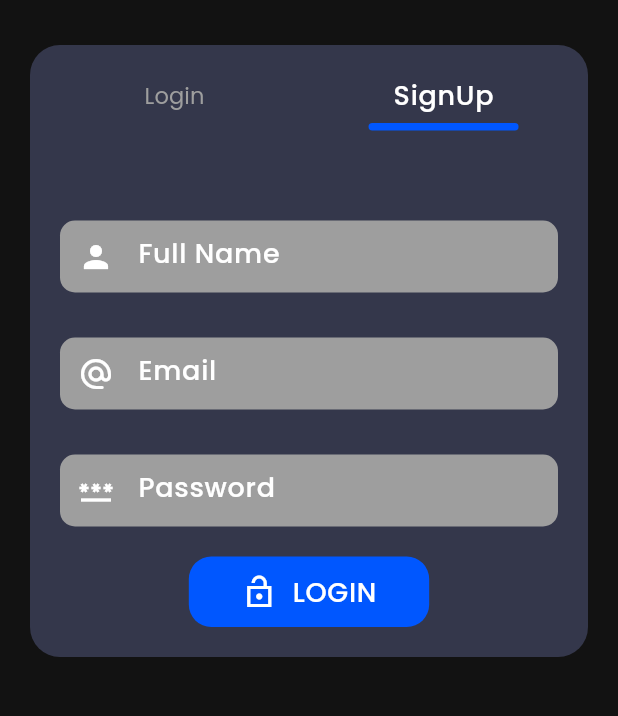
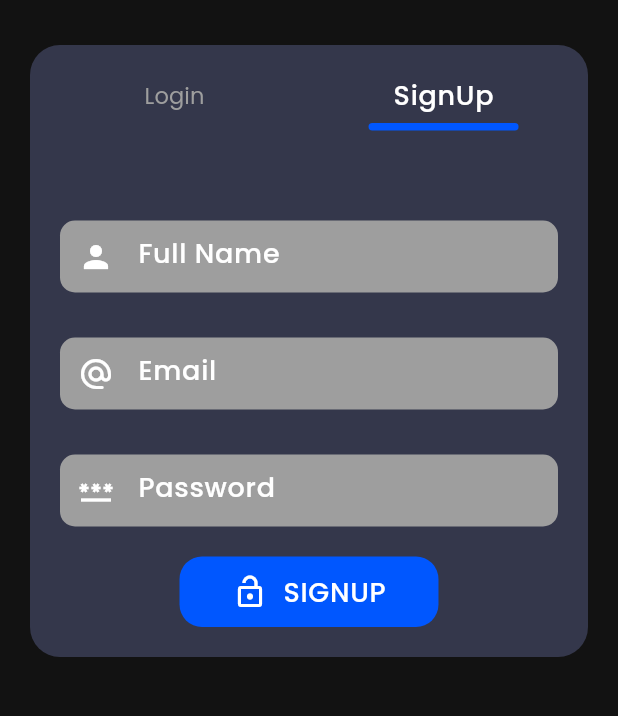
Before and after one commit to suyalneeraj19/NegXus, a Flutter app: the AuthPage screen opened by its route, after a tap on "SignUp", on a phone screen of 412 x 824 dp, the part 237-953 px from its top. Run offline on Flutter 3.47's test engine with Material 3 defaults, Android fonts, the phone set to English and light mode, and no system bars; our stand-ins replace firebase_auth, firebase_core, flutter_svg, get, slide_to_act; accounts and stored records are empty; project files that could hold a hidden picture were left out.

Commit message:
FireBase setup

```diff
--- a/lib/Pages/Auth/AuthPageBody.dart
+++ b/lib/Pages/Auth/AuthPageBody.dart
@@ -12,7 +12,7 @@ class AuthPageBody extends StatefulWidget {
 }
 
 class _AuthPageBodyState extends State<AuthPageBody> with TickerProviderStateMixin {
-  final RxBool isLogin = false.obs;
+  final RxBool isLogin = true.obs;
 
   @override
   Widget build(BuildContext context) {
--- a/lib/Pages/Auth/LoginForm.dart
+++ b/lib/Pages/Auth/LoginForm.dart
@@ -1,3 +1,4 @@
+import 'package:NegXus/Controller/AuthController.dart';
 import 'package:NegXus/Pages/Widgets/PrimaryButton.dart';
 import 'package:flutter/material.dart';
 import 'package:get/get.dart';
@@ -8,10 +9,14 @@ class LoginForm extends StatelessWidget {
 
   @override
   Widget build(BuildContext context) {
+    TextEditingController email = TextEditingController();
+    TextEditingController password = TextEditingController();
+    AuthController authController = Get.put(AuthController());
     return Column(
       children: [
         SizedBox(height: 40),
         TextField(
+          controller: email,
           decoration: InputDecoration(
             hintText: "Email",
             prefixIcon: Icon(Icons.alternate_email_rounded),
@@ -19,24 +24,30 @@ class LoginForm extends StatelessWidget {
         ),
         SizedBox(height: 30),
         TextField(
+          controller: password,
           decoration: InputDecoration(
             hintText: "Password",
             prefixIcon: Icon(Icons.password_outlined),
           ),
         ),
         SizedBox(height: 30),
-        Row(
+        Obx(
+          () => authController.isLoading.value
+              ? CircularProgressIndicator()
+              : Row(
                   mainAxisAlignment: MainAxisAlignment.center,
                   children: [
                     PrimaryButton(
                       ontap: () {
-                Get.offAllNamed("/homePage");
+                        authController.login(email.text, password.text);
+                        // Get.offAllNamed("/homePage");
                       },
                       btnName: "LOGIN",
                       icon: Icons.lock_open_outlined,
                     ),
                   ],
-        )
+                ),
+        ),
       ],
     );
   }
--- a/lib/Pages/Auth/SignupForm.dart
+++ b/lib/Pages/Auth/SignupForm.dart
@@ -2,16 +2,23 @@ import 'package:NegXus/Pages/Widgets/PrimaryButton.dart';
 import 'package:flutter/material.dart';
 import 'package:get/get.dart';
 import 'package:get/get_core/src/get_main.dart';
+
+import '../../Controller/AuthController.dart';
 
 class SignupForm extends StatelessWidget {
   const SignupForm({super.key});
 
   @override
   Widget build(BuildContext context) {
+    TextEditingController name = TextEditingController();
+    TextEditingController email = TextEditingController();
+    TextEditingController password = TextEditingController();
+    AuthController authController = Get.put(AuthController());
     return Column(
       children: [
         SizedBox(height: 40),
         TextField(
+          controller: name,
           decoration: InputDecoration(
             hintText: "Full Name",
             prefixIcon: Icon(Icons.person),
@@ -19,6 +26,7 @@ class SignupForm extends StatelessWidget {
         ),
         SizedBox(height: 30),
         TextField(
+          controller: email,
           decoration: InputDecoration(
             hintText: "Email",
             prefixIcon: Icon(Icons.alternate_email_rounded),
@@ -26,24 +34,30 @@ class SignupForm extends StatelessWidget {
         ),
         SizedBox(height: 30),
         TextField(
+          controller: password,
           decoration: InputDecoration(
             hintText: "Password",
             prefixIcon: Icon(Icons.password_outlined),
           ),
         ),
         SizedBox(height: 20),
-        Row(
+        Obx(
+          () => authController.isLoading.value
+              ? CircularProgressIndicator()
+              : Row(
                   mainAxisAlignment: MainAxisAlignment.center,
                   children: [
                     PrimaryButton(
                       ontap: () {
-                Get.offAllNamed("/homePage");
+                        authController.createUser(email.text, password.text);
+                        // Get.offAllNamed("/homePage");
                       },
                       btnName: "SIGNUP",
                       icon: Icons.lock_open_outlined,
                     )
                   ],
-        )
+                ),
+        ),
       ],
     );
   }
--- a/lib/Pages/Widgets/PrimaryButton.dart
+++ b/lib/Pages/Widgets/PrimaryButton.dart
@@ -20,10 +20,10 @@ class PrimaryButton extends StatelessWidget {
         child: Row(
           mainAxisAlignment: MainAxisAlignment.center,
           children: [
-            Icon(Icons.lock_open_sharp),
+            Icon(icon),
             SizedBox(width: 10), // optional spacing between icon and text
             Text(
-              "LOGIN",
+              btnName,
               style: Theme.of(context).textTheme.bodyLarge,
             ),
           ],
--- a/pubspec.yaml
+++ b/pubspec.yaml
@@ -14,6 +14,8 @@ dependencies:
   flutter_svg: ^2.1.0
   slide_to_act: ^2.0.2
   get: ^4.6.6
+  firebase_core: ^2.25.4
+  firebase_auth: ^4.17.4
 
 dev_dependencies:
   flutter_test:
```
Also changed, not shown: lib/Controller/AuthController.dart (added, +50 -0 lines), lib/main.dart (+10 -3 lines), firebase.json (added), lib/firebase_options.dart (added), pubspec.lock, 396 other files. Lines whose indentation alone changed are shown as unchanged.
